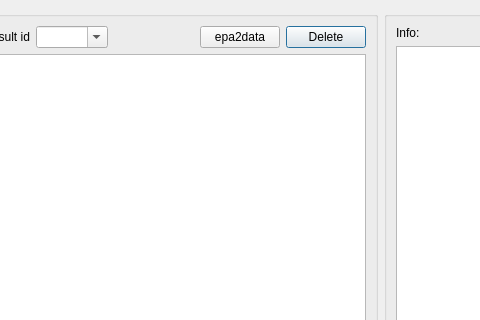
This is core/ui/toolbars/epa/go2epa_manager.ui in Giswater/giswater_qgis_plugin as Qt 5 draws it before an edit; both pictures show x 89 to 569 and y 0 to 320 of the 784 by 786 pixel window. The edited form follows.
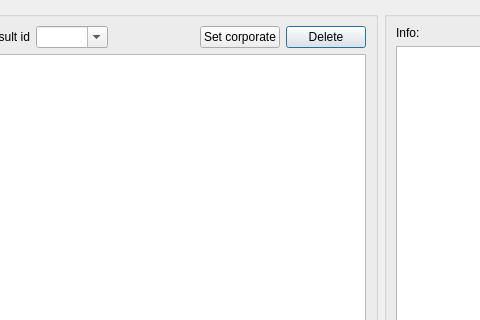
This is the edited form.

Commit message: Minor enhancement: rename button epa2data to set_corporate and add info message on click

```diff
--- a/core/ui/toolbars/epa/go2epa_manager.ui
+++ b/core/ui/toolbars/epa/go2epa_manager.ui
@@ -133,7 +133,7 @@
       <item row="1" column="3">
        <widget class="QPushButton" name="btn_epa2data">
         <property name="text">
-         <string>epa2data</string>
+         <string>Set corporate</string>
         </property>
        </widget>
       </item>
```
Left out of the diff: 2 changed lines with no effect on the pictures. The commit also changes 1 other file.
